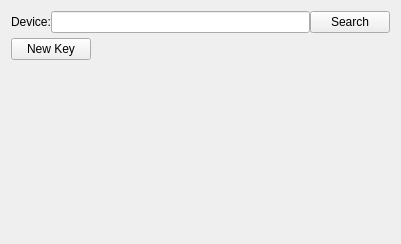
Old version of the form src/config/ui/keyboardconfig.ui in the repository hippich/recorditnow.
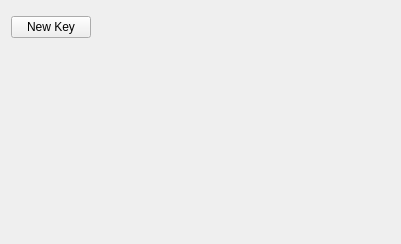
New version of the form. Custom widgets are drawn as their Qt base class.

The edit to the form file:
```diff
--- a/src/config/ui/keyboardconfig.ui
+++ b/src/config/ui/keyboardconfig.ui
@@ -18,38 +18,7 @@
     <number>0</number>
    </property>
    <item>
-    <layout class="QFormLayout" name="formLayout_2">
-     <property name="fieldGrowthPolicy">
-      <enum>QFormLayout::ExpandingFieldsGrow</enum>
-     </property>
-     <item row="0" column="0">
-      <widget class="QLabel" name="label">
-       <property name="text">
-        <string>Device:</string>
-       </property>
-       <property name="buddy">
-        <cstring>kcfg_keyboardDevice</cstring>
-       </property>
-      </widget>
-     </item>
-     <item row="0" column="1">
-      <layout class="QHBoxLayout" name="horizontalLayout_2">
-       <item>
-        <widget class="KLineEdit" name="kcfg_keyboardDevice"/>
-       </item>
-       <item>
-        <widget class="QPushButton" name="searchButton">
-         <property name="text">
-          <string>Search</string>
-         </property>
-        </widget>
-       </item>
-      </layout>
-     </item>
-    </layout>
-   </item>
-   <item>
-    <widget class="KSeparator" name="kseparator"/>
+    <layout class="QHBoxLayout" name="keyboardConfigLayout"/>
    </item>
    <item>
     <spacer name="verticalSpacer">
@@ -107,7 +76,7 @@
           <x>0</x>
           <y>0</y>
           <width>391</width>
-          <height>170</height>
+          <height>199</height>
          </rect>
         </property>
        </widget>
@@ -123,16 +92,6 @@
    <extends>QPushButton</extends>
    <header>kpushbutton.h</header>
   </customwidget>
-  <customwidget>
-   <class>KLineEdit</class>
-   <extends>QLineEdit</extends>
-   <header>klineedit.h</header>
-  </customwidget>
-  <customwidget>
-   <class>KSeparator</class>
-   <extends>QFrame</extends>
-   <header>kseparator.h</header>
-  </customwidget>
  </customwidgets>
  <tabstops>
   <tabstop>kcfg_keyboardDevice</tabstop>
```
Left out of the diff: 4 changed lines with no effect on the pictures.
